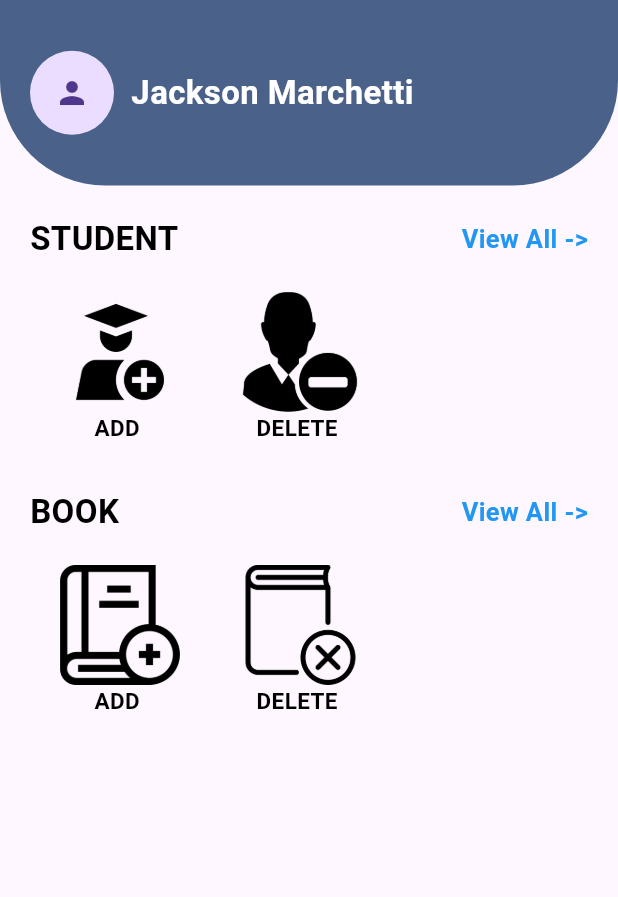
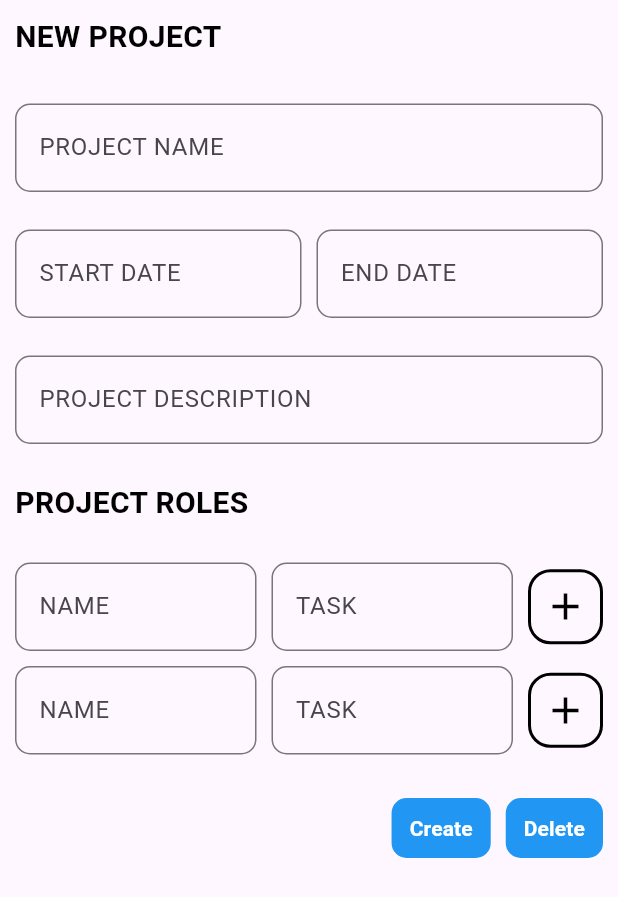
Before and after one commit to greeshmamurali/library_management, a Flutter app: the screen it shows after launch, on a phone screen of 412 x 824 dp. Shown: the top 897 px of the screen. Run offline on Flutter 3.47's test engine with Material 3 defaults, Android fonts, the phone set to English and light mode, and no system bars; our stand-ins replace shared_preferences.

Commit message:
addProject UI completed

```diff
--- /dev/null
+++ b/lib/controller/addProject_controller.dart
@@ -0,0 +1,14 @@
+import 'package:flutter/material.dart';
+
+class AddprojectController with ChangeNotifier {
+  int itemCount = 2;
+  addProjectRole(int currentIndex) {
+    //to ensure the count is incremented only when the last item in tapped
+    if (itemCount == currentIndex + 1) {
+      itemCount++;
+    }
+    notifyListeners();
+  }
+
+
+}
--- /dev/null
+++ b/lib/controller/homescreen_controller.dart
@@ -0,0 +1,5 @@
+import 'package:flutter/material.dart';
+
+class HomescreenController with ChangeNotifier {
+
+}
--- a/lib/controller/registration_controller.dart
+++ b/lib/controller/registration_controller.dart
@@ -26,4 +26,8 @@ class RegistrationController {
   static getPass() {
     return prefs.getString('pass');
   }
+
+  readBookDate(int id, String title, String author, String status) {
+    prefs.setInt('id', id);
+  }
 }
--- a/lib/main.dart
+++ b/lib/main.dart
@@ -1,6 +1,9 @@
 import 'package:flutter/material.dart';
-import 'package:library_management/view/homescreen/homescreen.dart';
-import 'package:library_management/view/splash_screen/splash_screen.dart';
+import 'package:library_management/controller/addProject_controller.dart';
+import 'package:library_management/controller/homescreen_controller.dart';
+import 'package:library_management/view/addProject/addProject.dart';
+import 'package:provider/provider.dart';
+
 
 void main() {
   runApp(MyApp());
@@ -11,9 +14,15 @@ class MyApp extends StatelessWidget {
 
   @override
   Widget build(BuildContext context) {
-    return MaterialApp(
-      debugShowCheckedModeBanner: false,
-      home: Homescreen(),
+    return MultiProvider(
+      providers: [
+        ChangeNotifierProvider(create: (context) => HomescreenController(),),
+        ChangeNotifierProvider(create: (context) => AddprojectController(),)
+      ],
+      child: MaterialApp(
+        debugShowCheckedModeBanner: false,
+        home: Addproject(),
+      ),
     );
   }
 }
--- a/lib/utils/colorConstants.dart
+++ b/lib/utils/colorConstants.dart
@@ -6,4 +6,6 @@ class Colorconstants {
   static const Color LOGIN_BUTTON_COLOUR = Color(0xffEB8317);
   static const Color HOME_1 = Color(0xff4A628A);
   static const Color STUDENT_CONTAINER = Color(0xff9B7EBD);
+  static const Color HOMESCREEN_BG = Color(0xffDFF2EB);
+
 }
--- /dev/null
+++ b/lib/view/addProject/addProject.dart
@@ -0,0 +1,233 @@
+import 'package:flutter/material.dart';
+import 'package:library_management/controller/addProject_controller.dart';
+import 'package:library_management/utils/colorConstants.dart';
+import 'package:provider/provider.dart';
+
+class Addproject extends StatefulWidget {
+  const Addproject({super.key});
+
+  @override
+  State<Addproject> createState() => _AddprojectState();
+}
+
+class _AddprojectState extends State<Addproject> {
+  @override
+  Widget build(BuildContext context) {
+    return Scaffold(
+      body: SingleChildScrollView(
+        child: Column(
+          crossAxisAlignment: CrossAxisAlignment.start,
+          children: [
+
+
+            Center(
+              child: Padding(
+                padding: const EdgeInsets.all(10.0),
+                child: Column(
+                  crossAxisAlignment: CrossAxisAlignment.start,
+                  children: [
+                     Text('NEW PROJECT',
+            style: TextStyle(color: Colors.black,fontWeight: FontWeight.bold,fontSize: 20),),
+
+            SizedBox(
+              height: 30,
+            ),
+                    TextField(
+                      decoration: InputDecoration(
+                          labelText: 'PROJECT NAME',
+                          border: OutlineInputBorder(
+                              borderRadius: BorderRadius.circular(10),
+                              borderSide: BorderSide(
+                                  width: 1, color: Colorconstants.GREY_COLOUR)),
+                          hintText: 'PROJECT NAME',
+                          hintStyle: TextStyle(
+                              color: Colorconstants.GREY_COLOUR, fontSize: 18)),
+                    ),
+                    SizedBox(
+                      height: 25,
+                    ),
+                    Row(
+                      children: [
+                        Expanded(
+                          child: TextField(
+                            decoration: InputDecoration(
+                                labelText: 'START DATE',
+                                border: OutlineInputBorder(
+                                    borderRadius: BorderRadius.circular(10),
+                                    borderSide: BorderSide(
+                                        width: 1,
+                                        color: Colorconstants.GREY_COLOUR)),
+                                hintText: 'dd-mm-yy',
+                                hintStyle: TextStyle(
+                                    color: Colorconstants.GREY_COLOUR,
+                                    fontSize: 18)),
+                          ),
+                        ),
+                        SizedBox(
+                          width: 10,
+                        ),
+                        Expanded(
+                          child: TextField(
+                            decoration: InputDecoration(
+                                labelText: 'END DATE',
+                                border: OutlineInputBorder(
+                                    borderRadius: BorderRadius.circular(10),
+                                    borderSide: BorderSide(
+                                        width: 1,
+                                        color: Colorconstants.GREY_COLOUR)),
+                                hintText: 'dd-mm-yy',
+                                hintStyle: TextStyle(
+                                    color: Colorconstants.GREY_COLOUR,
+                                    fontSize: 18)),
+                          ),
+                        ),
+                      ],
+                    ),
+                    SizedBox(
+                      height: 25,
+                    ),
+                    TextField(
+                      minLines: 1,
+                      maxLines: null,
+                      decoration: InputDecoration(
+                        labelText: 'PROJECT DESCRIPTION',
+                        border: OutlineInputBorder(
+                            borderRadius: BorderRadius.circular(10),
+                            borderSide: BorderSide(
+                                width: 1, color: Colorconstants.GREY_COLOUR)),
+                        hintText: 'PROJECT DESCRIPTION',
+                        hintStyle: TextStyle(
+                          color: Colorconstants.GREY_COLOUR,
+                          fontSize: 18,
+                        ),
+                      ),
+                    ),
+                    SizedBox(
+                      height: 25,
+                    ),
+                    Text(
+                      'PROJECT ROLES',
+                      style: TextStyle(
+                          color: Colors.black,
+                          fontWeight: FontWeight.bold,
+                          fontSize: 20),
+                    ),
+                    SizedBox(
+                      height: 25,
+                    ),
+                    ListView.separated(
+                      separatorBuilder: (context, index) => SizedBox(height: 10,),
+
+                      shrinkWrap: true,
+                      physics: NeverScrollableScrollPhysics(),
+                      itemCount:
+                          context.watch<AddprojectController>().itemCount,
+                      itemBuilder: (context, index) {
+                        return Row(
+                          children: [
+                            Expanded(
+                              child: TextField(
+                                decoration: InputDecoration(
+                                    labelText: 'NAME',
+                                    border: OutlineInputBorder(
+                                        borderRadius:
+                                            BorderRadius.circular(10),
+                                        borderSide: BorderSide(
+                                            width: 1,
+                                            color:
+                                                Colorconstants.GREY_COLOUR)),
+                                    hintText: 'NAME',
+                                    hintStyle: TextStyle(
+                                        color: Colorconstants.GREY_COLOUR,
+                                        fontSize: 18)),
+                              ),
+                            ),
+                            SizedBox(
+                              width: 10,
+                            ),
+                            Expanded(
+                              child: TextField(
+                                decoration: InputDecoration(
+                                    labelText: 'TASK',
+                                    border: OutlineInputBorder(
+                                        borderRadius:
+                                            BorderRadius.circular(10),
+                                        borderSide: BorderSide(
+                                            width: 1,
+                                            color:
+                                                Colorconstants.GREY_COLOUR)),
+                                    hintText: 'TASK',
+                                    hintStyle: TextStyle(
+                                        color: Colorconstants.GREY_COLOUR,
+                                        fontSize: 18)),
+                              ),
+                            ),
+                            SizedBox(
+                              width: 10,
+                            ),
+                            InkWell(
+                              onTap: () => context.read<AddprojectController>().addProjectRole(index),
+                              child: Container(
+                                height: 50,
+                                width: 50,
+                                decoration: BoxDecoration(
+                                    border: Border.all(
+                                        color: Colors.black, width: 2),
+                                    borderRadius: BorderRadius.circular(15)),
+                                child: Center(
+                                  child: Icon(
+                                    Icons.add,
+                                    color: Colors.black,
+                                    size: 30,
+                                  ),
+                                ),
+                              ),
+                            )
+                          ],
+                        );
+                      },
+                    ),
+
+                    SizedBox(height: 25,),
+
+                    Row(
+                      mainAxisAlignment: MainAxisAlignment.end,
+                      children: [
+                        TextButton(
+                          style: ButtonStyle(
+                            shape: WidgetStatePropertyAll(RoundedRectangleBorder(borderRadius: BorderRadius.circular(10))),
+                            backgroundColor: WidgetStatePropertyAll(Colors.blue)
+                          ),
+                          onPressed: () {
+
+                        }, child: Text('Create',
+                        style: TextStyle(
+                          color: Colors.white,fontWeight: FontWeight.bold
+                        ),)),
+
+                        SizedBox(width: 10,),
+
+                        TextButton(
+                           style: ButtonStyle(
+                             shape: WidgetStatePropertyAll(RoundedRectangleBorder(borderRadius: BorderRadius.circular(10))),
+                            backgroundColor: WidgetStatePropertyAll(Colors.blue)
+                          ),
+                          onPressed: () {
+
+                        }, child: Text('Delete',
+                        style: TextStyle(
+                          color: Colors.white,fontWeight: FontWeight.bold
+                        ),
+                        ) )
+                      ],
+                    )
+                  ],
+                ),
+              ),
+            )
+          ],
+        ),
+      ),
+    );
+  }
+}
--- a/lib/view/homescreen/homescreen.dart
+++ /dev/null
@@ -1,174 +0,0 @@
-import 'package:flutter/material.dart';
-import 'package:library_management/controller/registration_controller.dart';
-import 'package:library_management/utils/colorConstants.dart';
-import 'package:library_management/utils/imageConstants.dart';
-
-class Homescreen extends StatefulWidget {
-  const Homescreen({super.key});
-
-  @override
-  State<Homescreen> createState() => _HomescreenState();
-}
-
-class _HomescreenState extends State<Homescreen> {
-  @override
-  void initState() {
-    super.initState();
-    WidgetsBinding.instance.addPostFrameCallback(
-      (timeStamp) {
-        RegistrationController.initPreferences();
-      },
-    );
-  }
-
-  @override
-  Widget build(BuildContext context) {
-    return Scaffold(
-      body: Column(
-        crossAxisAlignment: CrossAxisAlignment.start,
-        children: [
-          nameContainer(context),
-          SizedBox(
-            height: 20,
-          ),
-          studentContainer(),
-
-          SizedBox(
-            height: 20,
-          ),
-
-          Padding(
-            padding: const EdgeInsets.symmetric(horizontal: 20.0),
-            child: Column(
-                    crossAxisAlignment: CrossAxisAlignment.start,
-                    children: [
-            Row(
-              mainAxisAlignment: MainAxisAlignment.spaceBetween,
-              children: [
-                Text(
-                  'BOOK',
-                  style: TextStyle(
-                      color: Colors.black,
-                      fontWeight: FontWeight.bold,
-                      fontSize: 22),
-                ),
-                Text(
-                  'View All ->',
-                  style: TextStyle(
-                      color: Colors.blue,
-                      fontWeight: FontWeight.w600,
-                      fontSize: 17),
-                )
-              ],
-            ),
-            SizedBox(
-              height: 10,
-            ),
-            Row(
-              children: [
-                addAndDeleteContainer(
-                    title: 'ADD ', image: Imageconstants.BOOK_ADD),
-                addAndDeleteContainer(
-                    title: 'DELETE ', image: Imageconstants.BOOK_DELETE),
-              ],
-            )
-                    ],
-                  ),
-          )
-
-
-        ],
-      ),
-    );
-  }
-
-  Padding studentContainer() {
-    return Padding(
-      padding: const EdgeInsets.symmetric(horizontal: 20.0),
-      child: Column(
-        crossAxisAlignment: CrossAxisAlignment.start,
-        children: [
-          Row(
-            mainAxisAlignment: MainAxisAlignment.spaceBetween,
-            children: [
-              Text(
-                'STUDENT',
-                style: TextStyle(
-                    color: Colors.black,
-                    fontWeight: FontWeight.bold,
-                    fontSize: 22),
-              ),
-              Text(
-                'View All ->',
-                style: TextStyle(
-                    color: Colors.blue,
-                    fontWeight: FontWeight.w600,
-                    fontSize: 17),
-              )
-            ],
-          ),
-          SizedBox(
-            height: 10,
-          ),
-          Row(
-            children: [
-              addAndDeleteContainer(
-                  title: 'ADD ', image: Imageconstants.STUDENT_ADD),
-              addAndDeleteContainer(
-                  title: 'DELETE ', image: Imageconstants.STUDENT_DELETE),
-            ],
-          )
-        ],
-      ),
-    );
-  }
-
-  Container addAndDeleteContainer({String? title, String? image}) {
-    return Container(
-      padding: EdgeInsets.symmetric(horizontal: 10, vertical: 10),
-      decoration: BoxDecoration(borderRadius: BorderRadius.circular(10)),
-      child: Column(
-        children: [
-          Image(
-            image: AssetImage(image!),
-            height: 80,
-            width: 100,
-          ),
-          Center(
-            child: Text(
-
-              title!,
-              style: TextStyle(
-                  color: Colors.black, fontWeight: FontWeight.bold, fontSize: 15),
-            ),
-          ),
-        ],
-      ),
-    );
-  }
-
-  Container nameContainer(BuildContext context) {
-    return Container(
-      padding: EdgeInsets.symmetric(horizontal: 20),
-      height: MediaQuery.of(context).size.height * .15,
-      decoration: BoxDecoration(
-          color: Colorconstants.HOME_1,
-          borderRadius: BorderRadius.only(
-              bottomLeft: Radius.circular(70),
-              bottomRight: Radius.circular(70))),
-      child: Row(
-        children: [
-          CircleAvatar(
-            radius: 28,
-            child: Icon(Icons.person),
-          ),
-          Text(
-            '  Jackson Marchetti',
-            style: TextStyle(
-                color: Colors.white, fontSize: 22, fontWeight: FontWeight.bold),
-          ),
-        ],
-      ),
-    );
-  }
-}
--- a/lib/view/registration_screen/registration_screen.dart
+++ b/lib/view/registration_screen/registration_screen.dart
@@ -119,6 +119,7 @@ class _RegistrationScreenState extends State<RegistrationScreen> {
                           } else if (emailRegExp.hasMatch(value)) {
                             return null;
                           }
+                          return null;
                         },
                         controller: _emailController,
                         decoration: InputDecoration(
@@ -220,7 +221,9 @@ class _RegistrationScreenState extends State<RegistrationScreen> {
                                   _emailController.text,
                                   _passController.text);
                               ScaffoldMessenger.of(context).showSnackBar(
-                        SnackBar(content: Text('Account Created Successfully')));
+                                  SnackBar(
+                                      content: Text(
+                                          'Account Created Successfully')));
                             }
                           },
                           child: Container(
--- a/pubspec.yaml
+++ b/pubspec.yaml
@@ -38,6 +38,7 @@ dependencies:
   cupertino_icons: ^1.0.8
   shared_preferences: ^2.3.2
   provider: ^6.1.2
+  sqflite: ^2.4.0
 
 dev_dependencies:
   flutter_test:
```
Also changed, not shown: lib/view/addbook/addbook.dart (added, +15 -0 lines), lib/view/blah.dart (deleted, +0 -25 lines), lib/view/home_screen/home_screen.dart (added, +202 -0 lines), lib/view/login_screen/login_screen.dart (+7 -7 lines), pubspec.lock, 1 other file. Lines whose indentation alone changed are shown as unchanged.
